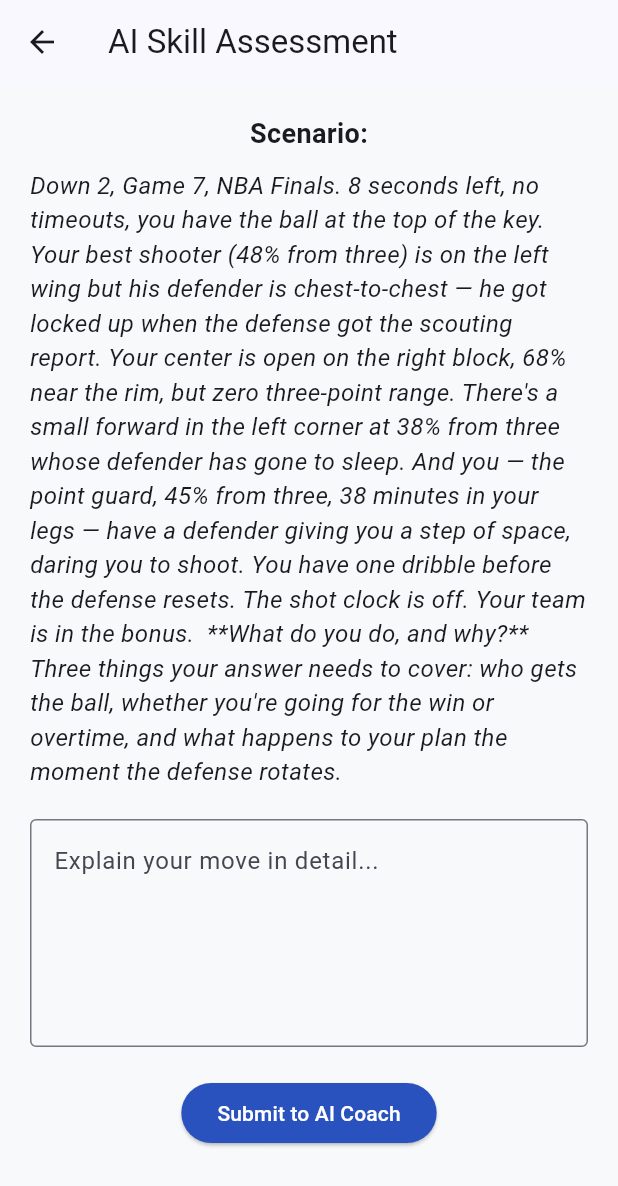
After one commit to dosedaf/hoopsie, a Flutter app: the SkillTestScreen screen opened directly, after a tap on "Submit to AI Coach", on a phone screen of 412 x 824 dp. The commit adds this screen. Shown: the top 1186 px of the screen. Run offline on Flutter 3.47's test engine with Material 3 defaults, Android fonts, the phone set to English and light mode, and no system bars; our stand-ins replace flutter_local_notifications, flutter_map, geocoding, geolocator, image_picker, local_auth and 4 more; missing offline and left inert: crypt, geodesy; accounts and stored records are empty.

Commit message:
feat(skill-test): add AI basketball IQ assessment
Introduces a new "Skill Level Test" screen for users to evaluate their basketball IQ with AI feedback. This feature:
- Integrates a new ML service for scenario evaluation.
- Updates user skill levels in the database.
- Replaces the previous AI match quality calculation from the dashboard.
- Includes minor UI text updates, formatting improvements, and Linux notification support.
- Adjusts database path for local development.

```diff
--- /dev/null
+++ b/lib/pages/skill_test_screen.dart
@@ -0,0 +1,101 @@
+import 'package:flutter/material.dart';
+import '../services/ml_service.dart';
+import '../services/database_service.dart';
+import '../services/auth_manager.dart';
+
+class SkillTestScreen extends StatefulWidget {
+  const SkillTestScreen({super.key});
+
+  @override
+  State<SkillTestScreen> createState() => _SkillTestScreenState();
+}
+
+class _SkillTestScreenState extends State<SkillTestScreen> {
+  final TextEditingController _answerController = TextEditingController();
+  final MLService _ml = MLService();
+  final DatabaseService _db = DatabaseService();
+  bool _isAnalyzing = false;
+
+  final String _scenario =
+      "Down 2, Game 7, NBA Finals. 8 seconds left, no timeouts, you have the ball at the top of the key. Your best shooter (48% from three) is on the left wing but his defender is chest-to-chest — he got locked up when the defense got the scouting report. Your center is open on the right block, 68% near the rim, but zero three-point range. There's a small forward in the left corner at 38% from three whose defender has gone to sleep. And you — the point guard, 45% from three, 38 minutes in your legs — have a defender giving you a step of space, daring you to shoot. You have one dribble before the defense resets. The shot clock is off. Your team is in the bonus.  **What do you do, and why?** Three things your answer needs to cover: who gets the ball, whether you're going for the win or overtime, and what happens to your plan the moment the defense rotates.";
+
+  void _submitEvaluation() async {
+    if (_answerController.text.length < 10) return;
+
+    setState(() => _isAnalyzing = true);
+
+    final result = await _ml.evaluateBasketballIQ(
+      _scenario,
+      _answerController.text,
+    );
+    final int newScore = result['score'];
+
+    final userId = AuthManager().currentUserId;
+    if (userId != null) {
+      await _db.updateUserSkill(userId, newScore);
+    }
+
+    if (!mounted) return;
+
+    showDialog(
+      context: context,
+      builder: (ctx) => AlertDialog(
+        title: Text("AI Evaluation: ${result['tier']}"),
+        content: Text(
+          "Score: ${result['score']}\n\nCoach says: ${result['feedback']}",
+        ),
+        actions: [
+          TextButton(
+            onPressed: () => Navigator.pop(ctx),
+            child: const Text("Awesome"),
+          ),
+        ],
+      ),
+    ).then((_) => Navigator.pop(context, true));
+  }
+
+  @override
+  Widget build(BuildContext context) {
+    return Scaffold(
+      appBar: AppBar(title: const Text("AI Skill Assessment")),
+      body: Padding(
+        padding: const EdgeInsets.all(20.0),
+        child: Column(
+          children: [
+            const Text(
+              "Scenario:",
+              style: TextStyle(fontWeight: FontWeight.bold, fontSize: 18),
+            ),
+            const SizedBox(height: 10),
+            Text(
+              _scenario,
+              style: const TextStyle(fontSize: 16, fontStyle: FontStyle.italic),
+            ),
+            const SizedBox(height: 20),
+            TextField(
+              controller: _answerController,
+              maxLines: 5,
+              decoration: const InputDecoration(
+                hintText: "Explain your move in detail...",
+                border: OutlineInputBorder(),
+              ),
+            ),
+            const SizedBox(height: 20),
+            _isAnalyzing
+                ? const CircularProgressIndicator()
+                : ElevatedButton(
+                    onPressed: _submitEvaluation,
+                    style: ElevatedButton.styleFrom(
+                      backgroundColor: const Color(0xFF2A52BE),
+                    ),
+                    child: const Text(
+                      "Submit to AI Coach",
+                      style: TextStyle(color: Colors.white),
+                    ),
+                  ),
+          ],
+        ),
+      ),
+    );
+  }
+}
```
Also changed, not shown: lib/pages/auth_screen.dart (+7 -7 lines), lib/pages/dashboard_screen.dart (+0 -11 lines), lib/pages/profile_screen.dart (+24 -2 lines), lib/services/database_service.dart (+12 -2 lines), lib/services/ml_service.dart (+38 -25 lines), lib/services/notification_service.dart (+32 -15 lines), 1 other file.
